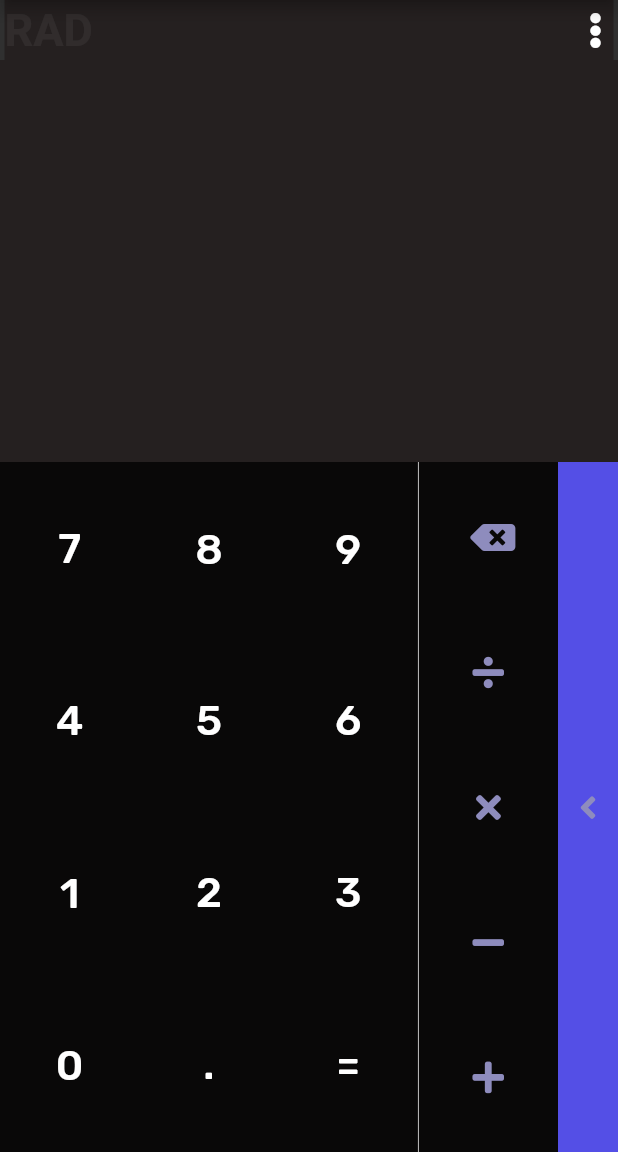
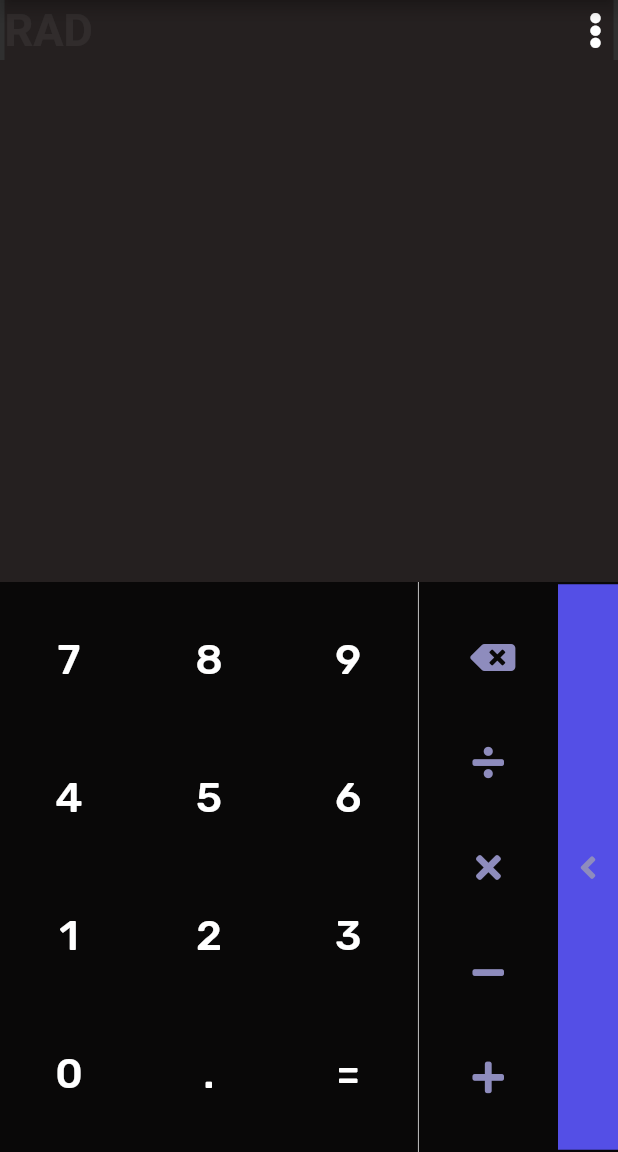
Before and after one commit to oracleofbakana/CalculatorX, a Flutter app: the screen it shows after launch, on a phone screen of 412 x 824 dp, the part 84-1236 px from its top. Run offline on Flutter 3.47's test engine with Material 2 defaults, Android fonts, the phone set to English and light mode, and no system bars; our stand-ins replace font_awesome_flutter, google_fonts.

Commit message:
Updated Fix to Keypad UI

```diff
--- a/lib/calcbutton.dart
+++ b/lib/calcbutton.dart
@@ -10,7 +10,7 @@ class CalcButton extends StatelessWidget {
   Widget build(BuildContext build) {
     return SizedBox(
       width: 40,
-      height: 80,
+      height: 70,
       child: RawMaterialButton(
         onPressed: () {callback();},
         child: Icon(icon, color: Color(0xFF8E8CBD),),
--- a/lib/main.dart
+++ b/lib/main.dart
@@ -147,7 +147,7 @@ class _CalculatorState extends State<Calculator> {
 
           Container(
             color: Color(0xFF090808),
-            height: 460.0,
+            //height: 460.0,
             child: Row(
               children: <Widget>[
                 Expanded(
@@ -185,7 +185,7 @@ class _CalculatorState extends State<Calculator> {
                   ),
                 ),
                 Container(
-                  height: 460.0,
+                  height: 380.0,
                   width: 0.5,
                   color: Colors.white,
                 ),
@@ -212,7 +212,7 @@ class _CalculatorState extends State<Calculator> {
                     color: Color(0xFF544fe6),
                   ),
                   child: Padding(
-                    padding: const EdgeInsets.only(top: 190.0, bottom: 190.0),
+                    padding: const EdgeInsets.only(top: 153.5, bottom: 153.5),
                     child: CalcButton(
                       icon: FontAwesomeIcons.angleLeft,
                       callback: backSpace,
--- a/lib/number_button.dart
+++ b/lib/number_button.dart
@@ -21,8 +21,8 @@ class NumberButton extends StatelessWidget {
     return Container(
       margin: EdgeInsets.all(6),
       child: SizedBox(
-        width: 100,
-        height: 100,
+        width: 80,
+        height: 80,
         child: FlatButton(
           onPressed: () {
             callback(text);
```
